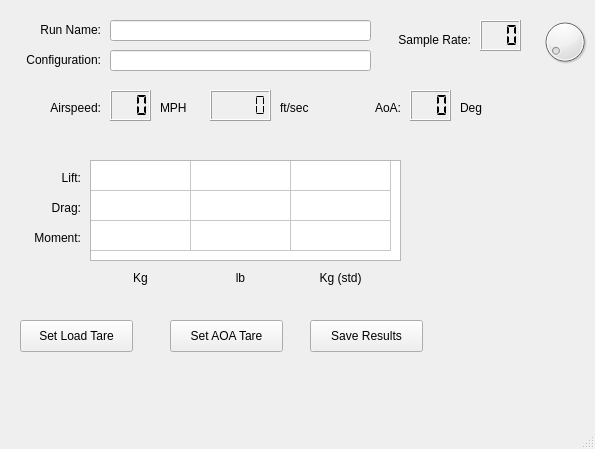
First picture: the form in Tunnel_Model.ui, repository n2ee/Wind-Tunnel-GUI, before the edit.
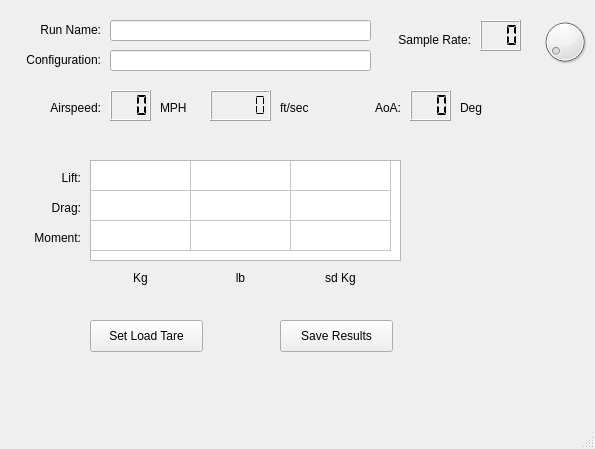
Second picture: the form after the edit.

Commit message: Removed AOA Tare button.

Diff of the .ui file:
```diff
--- a/Tunnel_Model.ui
+++ b/Tunnel_Model.ui
@@ -17,7 +17,7 @@
    <widget class="QPushButton" name="btnLoadTare">
     <property name="geometry">
      <rect>
-      <x>20</x>
+      <x>90</x>
       <y>320</y>
       <width>113</width>
       <height>32</height>
@@ -43,7 +43,7 @@
    <widget class="QPushButton" name="btnSaveResults">
     <property name="geometry">
      <rect>
-      <x>310</x>
+      <x>280</x>
       <y>320</y>
       <width>113</width>
       <height>32</height>
@@ -274,25 +274,12 @@
      </rect>
     </property>
     <property name="text">
-     <string>Kg (std)</string>
+     <string>sd Kg</string>
     </property>
     <property name="alignment">
      <set>Qt::AlignCenter</set>
     </property>
    </widget>
-   <widget class="QPushButton" name="btnSetAOATare">
-    <property name="geometry">
-     <rect>
-      <x>170</x>
-      <y>320</y>
-      <width>113</width>
-      <height>32</height>
-     </rect>
-    </property>
-    <property name="text">
-     <string>Set AOA Tare</string>
-    </property>
-   </widget>
    <widget class="QLabel" name="lblSampleRate">
     <property name="geometry">
      <rect>
```
Left out of the diff: 6 changed lines with no effect on the pictures. The commit also changes 3 other files.
